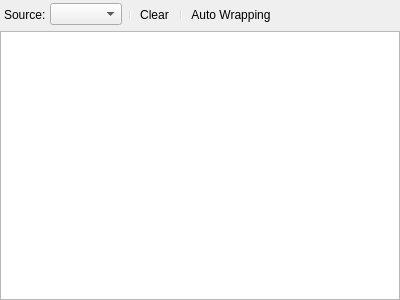
Qt form App/panes/output/output_pane.ui (fengzhu2007/anycode) before a commit.
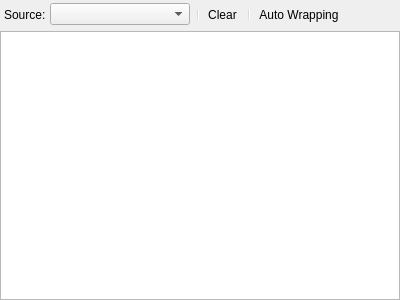
The same form after that commit. Icons and pictures are not drawn.

Commit message: 优化Docking pane恢复功能  添加输出pane

The edit to the form file:
```diff
--- a/App/panes/output/output_pane.ui
+++ b/App/panes/output/output_pane.ui
@@ -64,7 +64,20 @@
       </spacer>
      </item>
      <item>
-      <widget class="QComboBox" name="source"/>
+      <widget class="QComboBox" name="source">
+       <property name="sizePolicy">
+        <sizepolicy hsizetype="Preferred" vsizetype="Fixed">
+         <horstretch>0</horstretch>
+         <verstretch>0</verstretch>
+        </sizepolicy>
+       </property>
+       <property name="minimumSize">
+        <size>
+         <width>140</width>
+         <height>0</height>
+        </size>
+       </property>
+      </widget>
      </item>
      <item>
       <widget class="QToolBar" name="toolBar">
```
The commit also changes 17 other files.
